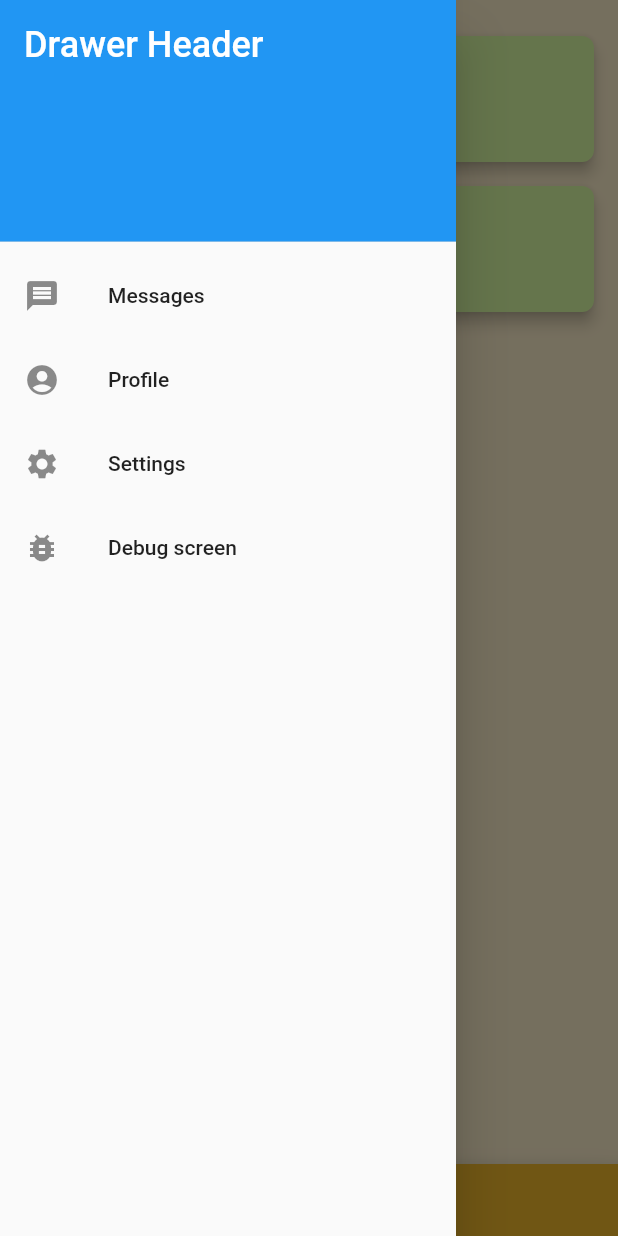
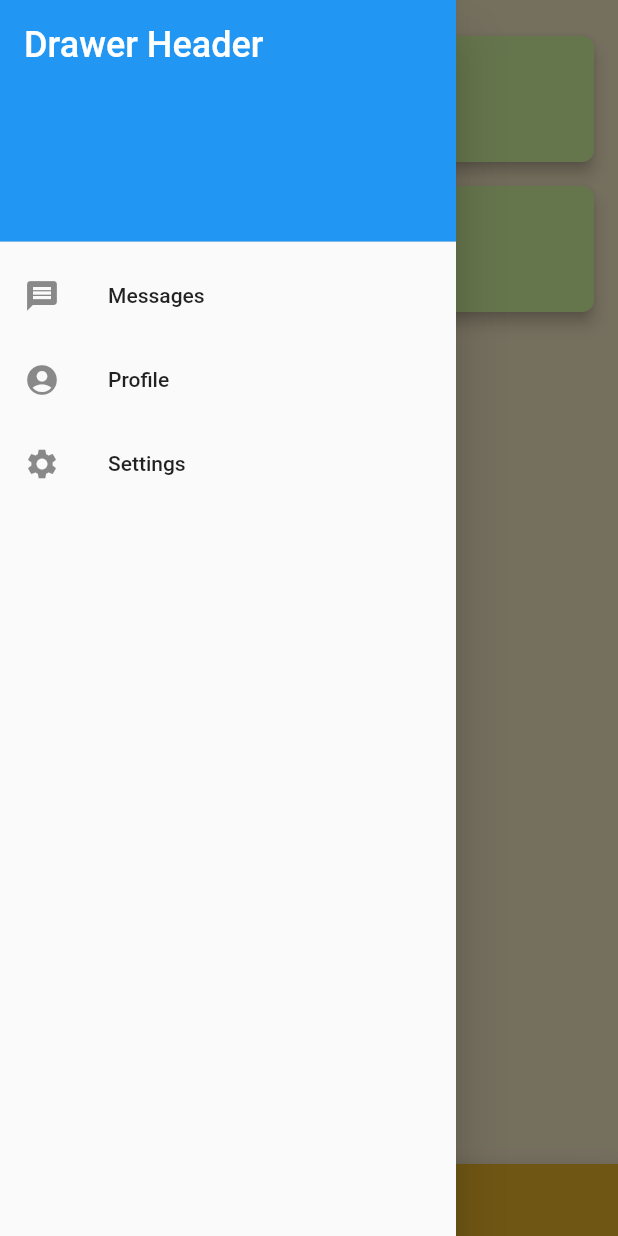
Before and after one commit to trushchinskii/langvider, a Flutter app: the MainScreen screen opened directly, after a tap on the "menu" icon, on a phone screen of 412 x 824 dp. Run offline on Flutter 3.47's test engine with Material 2 defaults, Android fonts, the phone set to English and light mode, and no system bars; our stand-ins replace cloud_firestore, dio, firebase_auth, flutter_slidable, google_fonts, google_sign_in and 1 more; missing offline and left inert: keyboard_visibility, pedantic; accounts and stored records are empty.

Commit message:
Revert "Added debug screen"
This reverts commit b7e0c102

```diff
--- a/lib/src/ui/screen/main/main_screen.dart
+++ b/lib/src/ui/screen/main/main_screen.dart
@@ -31,7 +31,7 @@ class _MainState extends BaseWidgetState<MainScreen, MainScreenWm> {
     return Drawer(
       child: ListView(
         padding: EdgeInsets.zero,
-        children: <Widget>[
+        children: const <Widget>[
           DrawerHeader(
             decoration: BoxDecoration(
               color: Colors.blue,
@@ -44,22 +44,17 @@ class _MainState extends BaseWidgetState<MainScreen, MainScreenWm> {
               ),
             ),
           ),
-          const ListTile(
+          ListTile(
             leading: Icon(Icons.message),
             title: Text('Messages'),
           ),
-          const ListTile(
+          ListTile(
             leading: Icon(Icons.account_circle),
             title: Text('Profile'),
           ),
-          const ListTile(
+          ListTile(
             leading: Icon(Icons.settings),
             title: Text('Settings'),
-          ),
-          ListTile(
-            leading: Icon(Icons.bug_report),
-            title: const Text('Debug screen'),
-            onTap: wm.openDebugScreenAction,
           ),
         ],
       ),
--- a/lib/src/ui/screen/main/main_wm.dart
+++ b/lib/src/ui/screen/main/main_wm.dart
@@ -1,6 +1,5 @@
 import 'package:langvider/src/ui/base/screen/base_widget_model.dart';
 import 'package:langvider/src/ui/base/state_management/state/action.dart';
-import 'package:langvider/src/ui/screen/debug/debug_screen_route.dart';
 import 'package:langvider/src/ui/screen/dictionary/dictionary_screen_route.dart';
 import 'package:langvider/src/ui/screen/new_word/new_word_screen_route.dart';
 import 'package:langvider/src/ui/screen/trainings/trainings_screen_route.dart';
@@ -11,14 +10,12 @@ class MainScreenWm extends BaseWidgetModel {
   final openNewWordScreenAction = Action();
   final openDictionaryScreenAction = Action();
   final openTrainingsScreenAction = Action();
-  final openDebugScreenAction = Action();
 
   @override
   void initListeners() {
     listen(openNewWordScreenAction, (_) => _openNewWordScreen());
     listen(openDictionaryScreenAction, (_) => _openDictionaryScreen());
     listen(openTrainingsScreenAction, (_) => _openTrainingsScreen());
-    listen(openDebugScreenAction, (_) => _openDebugScreen());
   }
 
   void _openNewWordScreen() {
@@ -32,8 +29,4 @@ class MainScreenWm extends BaseWidgetModel {
   void _openTrainingsScreen() {
     navigator.push(TrainingsScreenRoute());
   }
-
-  void _openDebugScreen() {
-    navigator.push(DebugScreenRoute());
-  }
 }
--- a/lib/src/ui/screen/splash/splash_screen_route.dart
+++ b/lib/src/ui/screen/splash/splash_screen_route.dart
@@ -1,6 +1,5 @@
 import 'package:flutter/material.dart';
 import 'package:langvider/src/interactor/auth/auth_interactor.dart';
-import 'package:langvider/src/interactor/notification/notification_interactor.dart';
 import 'package:langvider/src/ui/base/screen/base_widget_model.dart';
 import 'package:langvider/src/ui/screen/splash/splash_wm.dart';
 import 'package:langvider/src/ui/utils/provider_utils.dart';
@@ -29,7 +28,6 @@ class _SplashScreenProvider extends Provider<SplashScreenWm> {
             return SplashScreenWm(
               WmDependencies(context, GlobalKey()),
               ProviderUtils.provide<AuthInteractor>(context),
-              ProviderUtils.provide<NotificationInteractor>(context),
             );
           },
           child: child,
--- a/lib/src/ui/screen/splash/splash_wm.dart
+++ b/lib/src/ui/screen/splash/splash_wm.dart
@@ -1,6 +1,4 @@
-import 'package:flutter_local_notifications/flutter_local_notifications.dart';
 import 'package:langvider/src/interactor/auth/auth_interactor.dart';
-import 'package:langvider/src/interactor/notification/notification_interactor.dart';
 import 'package:langvider/src/ui/base/screen/base_widget_model.dart';
 import 'package:langvider/src/ui/screen/login/login_screen_route.dart';
 import 'package:langvider/src/ui/screen/main/main_screen_route.dart';
@@ -10,19 +8,16 @@ class SplashScreenWm extends BaseWidgetModel {
   SplashScreenWm(
     WmDependencies dependencies,
     this._authInteractor,
-    this._notificationInteractor,
   ) : super(dependencies) {
     _checkUserLogin();
   }
 
   final AuthInteractor _authInteractor;
-  final NotificationInteractor _notificationInteractor;
 
   Future<void> _checkUserLogin() async {
     final Future<List<bool>> futures = Future.wait([
       _authInteractor.isUserLogin,
       Future.delayed(const Duration(seconds: 1)),
-      _notificationInteractor.initialize(),
     ]);
 
     final isUserAuth = (await futures)[0];
```
